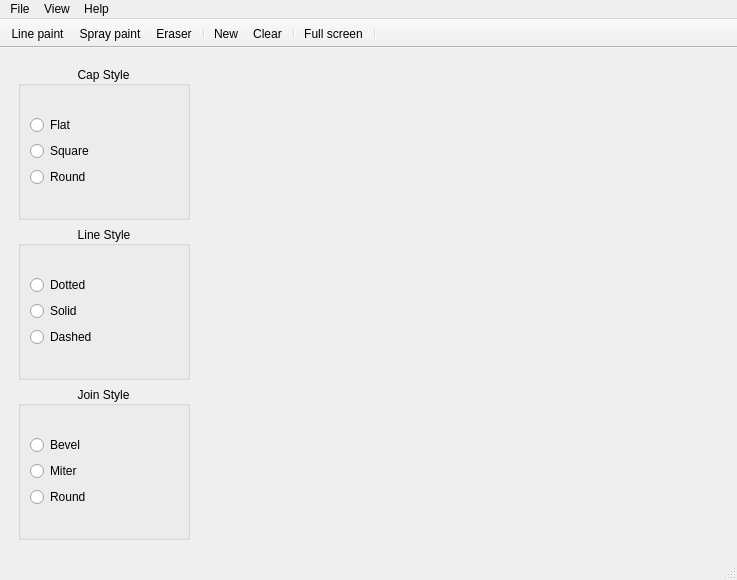
First picture: the form in UI/Main.ui, repository nerdraven/PaintApp, before the edit.
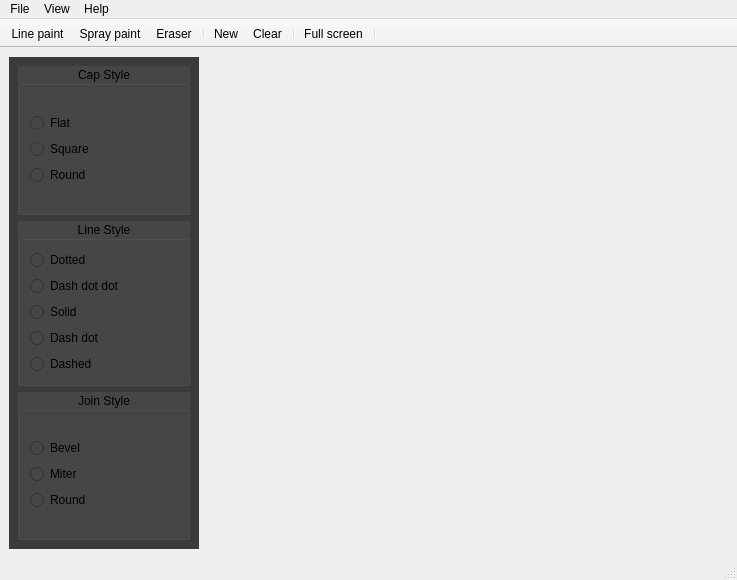
Second picture: the form after the edit. Icons and pictures are not drawn.

```diff
--- a/UI/Main.ui
+++ b/UI/Main.ui
@@ -26,6 +26,9 @@
         <height>16777215</height>
        </size>
       </property>
+      <property name="styleSheet">
+       <string notr="true">background-color: rgb(59, 59, 59);</string>
+      </property>
       <layout class="QVBoxLayout" name="verticalLayout_4">
        <item>
         <widget class="QGroupBox" name="cap_style_groupBox">
@@ -41,6 +44,9 @@
          <property name="statusTip">
           <string>Change the cap at the end of a lines's curve</string>
          </property>
+         <property name="styleSheet">
+          <string notr="true">background-color: rgb(70, 70, 70);</string>
+         </property>
          <property name="title">
           <string>Cap Style</string>
          </property>
@@ -84,6 +90,9 @@
          <property name="statusTip">
           <string>Changes how the line gets painted on the canvas</string>
          </property>
+         <property name="styleSheet">
+          <string notr="true">background-color: rgb(70, 70, 70);</string>
+         </property>
          <property name="title">
           <string>Line Style</string>
          </property>
@@ -100,6 +109,13 @@
               </property>
              </widget>
             </item>
+            <item>
+             <widget class="QRadioButton" name="dash_dot_dot_line_radio">
+              <property name="text">
+               <string>Dash dot dot</string>
+              </property>
+             </widget>
+            </item>
             <item>
              <widget class="QRadioButton" name="solid_line_radio">
               <property name="text">
@@ -107,6 +123,13 @@
               </property>
              </widget>
             </item>
+            <item>
+             <widget class="QRadioButton" name="dash_dot_line_radio">
+              <property name="text">
+               <string>Dash dot</string>
+              </property>
+             </widget>
+            </item>
             <item>
              <widget class="QRadioButton" name="dashed_line_radio">
               <property name="text">
@@ -130,6 +153,9 @@
          <property name="statusTip">
           <string>Changes the way the bends to another direction</string>
          </property>
+         <property name="styleSheet">
+          <string notr="true">background-color: rgb(70, 70, 70);</string>
+         </property>
          <property name="title">
           <string>Join Style</string>
          </property>
```
Left out of the diff: 15 changed lines with no effect on the pictures.
